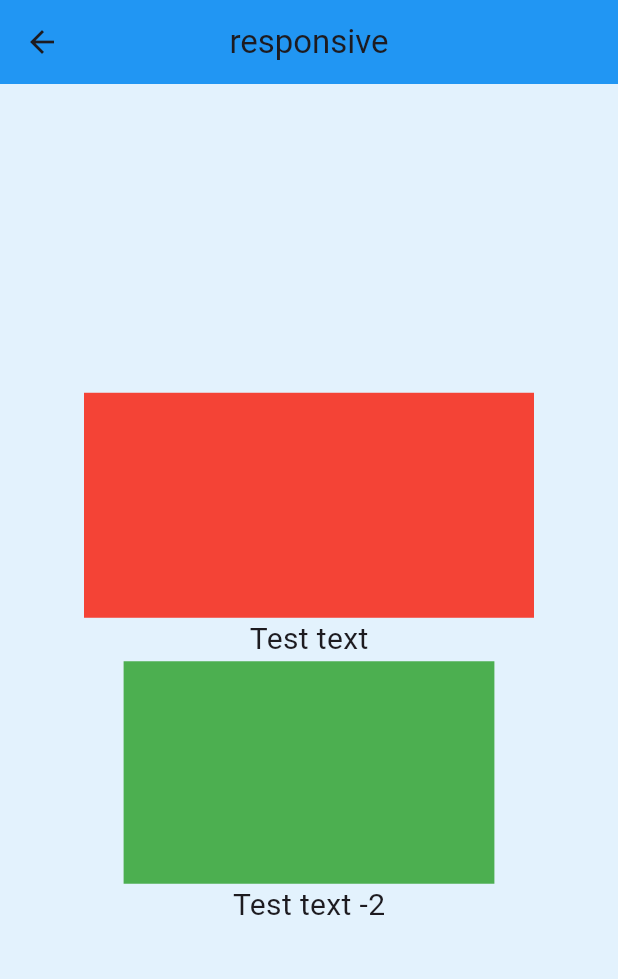
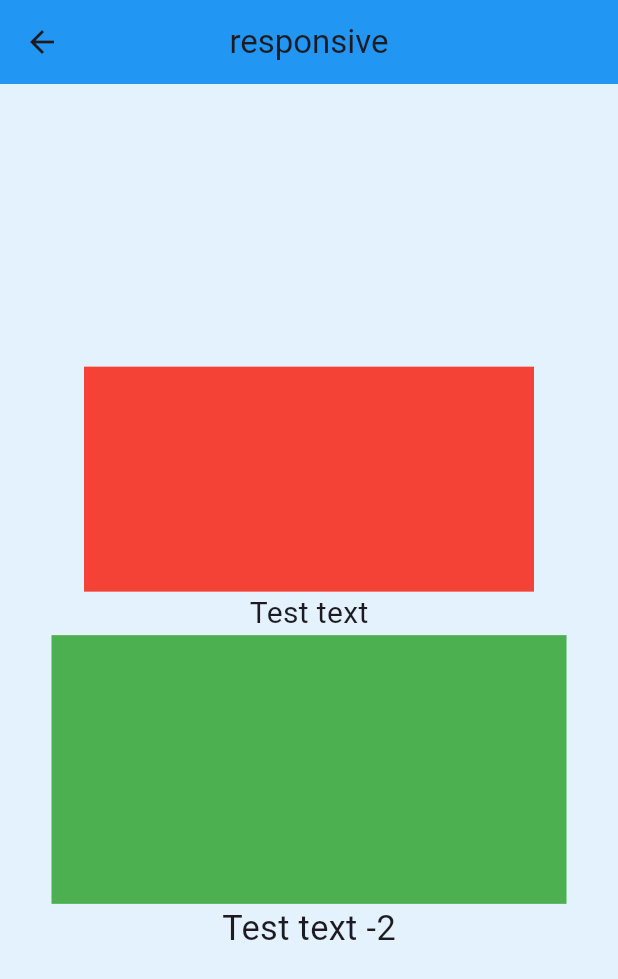
Before and after one commit to taufiqurSabbir/flutter_15, a Flutter app: the M10Class3 screen opened directly, on a phone screen of 412 x 824 dp. Shown: the top 979 px of the screen. Run offline on Flutter 3.47's test engine with Material 3 defaults, Android fonts, the phone set to English and light mode, and no system bars; our stand-ins replace flutter_screenutil.

Commit message:
module_11_class_1

```diff
--- a/lib/module_10/class_3.dart
+++ b/lib/module_10/class_3.dart
@@ -1,4 +1,5 @@
 import 'package:flutter/material.dart';
+import 'package:flutter_screenutil/flutter_screenutil.dart';
 
 class M10Class3 extends StatelessWidget {
   const M10Class3({super.key});
@@ -38,14 +39,14 @@ class M10Class3 extends StatelessWidget {
                 ),
 
                 Container(
-                  height: screenHeight*0.18,
-                  width: screenWidth*0.6,
+                  height: 150.h,
+                  width: 300.w,
                   color: Colors.green,
                 ),
 
                 Text('Test text -2',
                   style:  TextStyle(
-                      fontSize: 20*1
+                      fontSize: 20.sp
                   ),
                 )
               ],
--- a/pubspec.yaml
+++ b/pubspec.yaml
@@ -35,6 +35,7 @@ dependencies:
   # The following adds the Cupertino Icons font to your application.
   # Use with the CupertinoIcons class for iOS style icons.
   cupertino_icons: ^1.0.8
+  flutter_screenutil: ^5.9.3
 
 dev_dependencies:
   flutter_test:
```
Also changed, not shown: lib/app.dart (+15 -1 lines), lib/module_11/GridV.dart (added, +64 -0 lines), lib/module_11/class_1.dart (added, +83 -0 lines), pubspec.lock.
